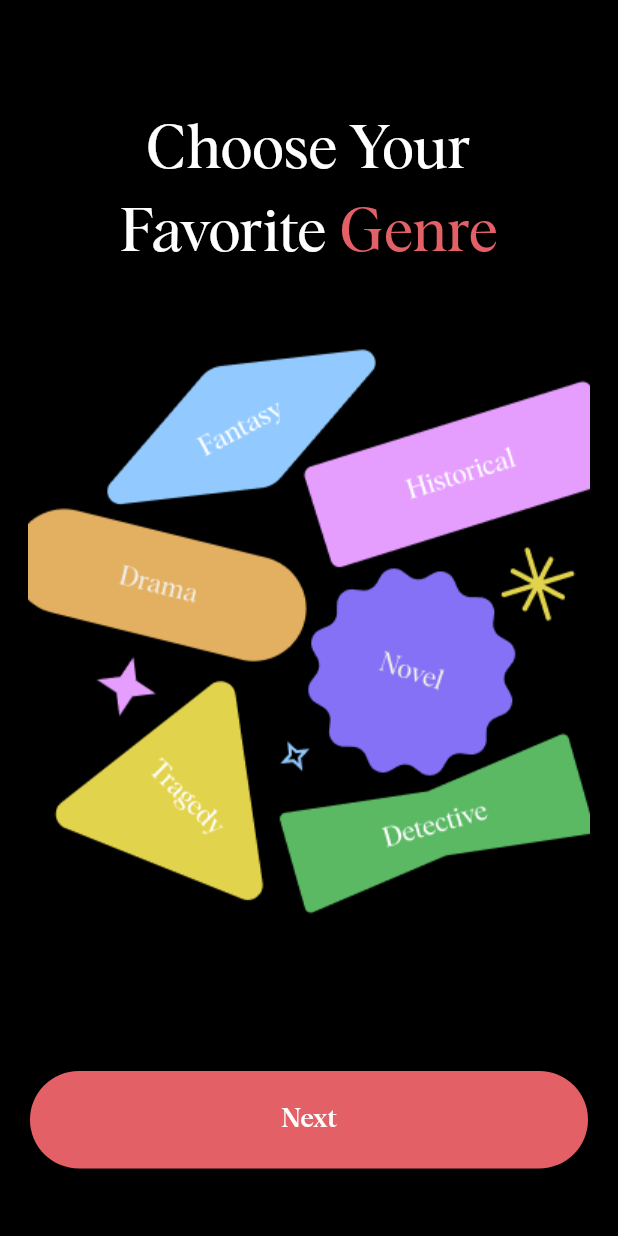
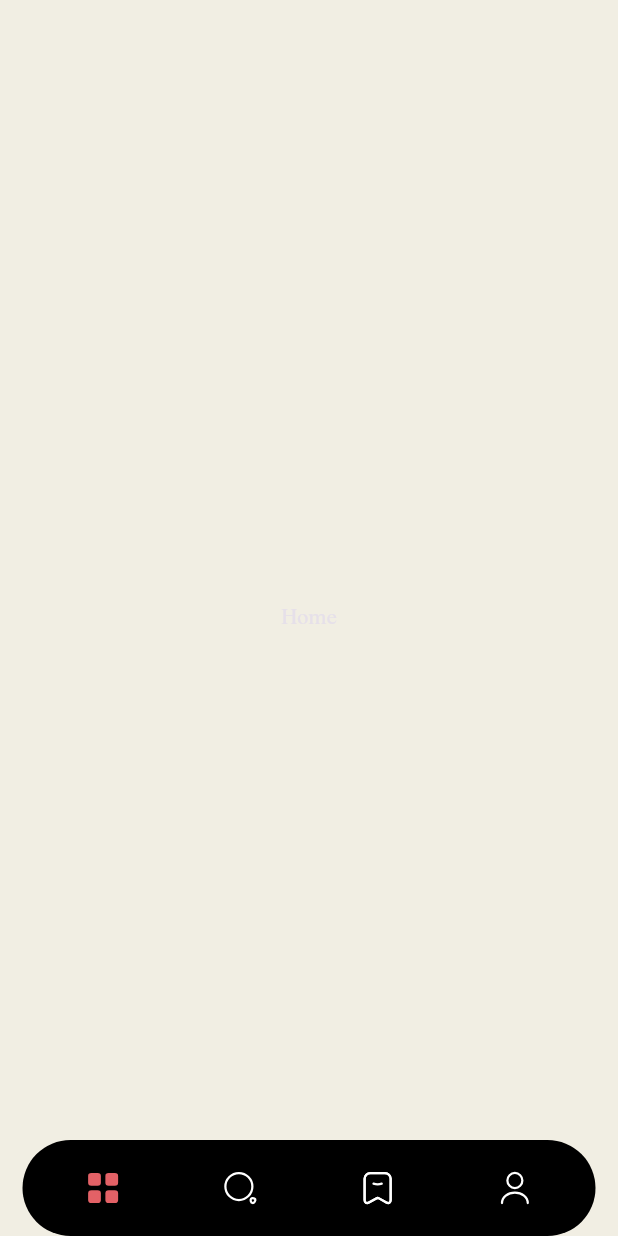
Before and after one commit to SherazAli-67/audio-book, a Flutter app: the screen it shows after launch, after a tap on "Next", on a phone screen of 412 x 824 dp. Run offline on Flutter 3.47's test engine with Material 3 defaults, Android fonts, the phone set to English and light mode, and no system bars; our stand-ins replace flutter_svg, go_router.

Commit message:
AudioBook app development
1. Main Menu and Navigation set

```diff
--- a/lib/core/app_colors.dart
+++ b/lib/core/app_colors.dart
@@ -2,4 +2,5 @@ import 'package:flutter/material.dart';
 
 class AppColors {
   static const primaryColor = Color(0xffE36166);
+  static const scaffoldBgColor = Color(0xffF1EEE3);
 }
--- a/lib/core/app_icons.dart
+++ b/lib/core/app_icons.dart
@@ -1,5 +1,10 @@
 class AppIcons {
   static const iconsPath = 'assets/icons/';
+
+  static const icHome ='${iconsPath}ic_home.svg';
+  static const icSearch ='${iconsPath}ic_search.svg';
+  static const icBookmark ='${iconsPath}ic_bookmark.svg';
+  static const icProfile ='${iconsPath}ic_profile.svg';
 
 
   static const welcomeImg = '${iconsPath}welcome_screen_img.png';
--- a/lib/main.dart
+++ b/lib/main.dart
@@ -1,4 +1,5 @@
 import 'package:audio_book/constants/string_const.dart';
+import 'package:audio_book/core/app_colors.dart';
 import 'package:audio_book/router/app_router.dart';
 import 'package:flutter/material.dart';
 
@@ -16,7 +17,7 @@ class MyApp extends StatelessWidget {
       title: StringConst.appTitle,
       theme: ThemeData(
         brightness: .dark,
-        scaffoldBackgroundColor: Colors.black,
+        scaffoldBackgroundColor: AppColors.scaffoldBgColor,
         fontFamily: StringConst.appFontFamily
       ),
       routerConfig: router,
--- /dev/null
+++ b/lib/presentation/screens/main_menu_page.dart
@@ -0,0 +1,47 @@
+import 'package:audio_book/router/app_router.dart';
+import 'package:flutter/material.dart';
+import 'package:flutter_svg/svg.dart';
+import 'package:go_router/go_router.dart';
+import '../../core/app_colors.dart';
+import '../../core/app_icons.dart';
+
+class MainMenuPage extends StatelessWidget {
+  const MainMenuPage({super.key, required this.navigationShell});
+  final StatefulNavigationShell navigationShell;
+
+  @override
+  Widget build(BuildContext context) {
+    return Scaffold(
+        body: SafeArea(child: Stack(
+          children: [
+            navigationShell,
+            Positioned(
+              bottom: 0,
+              right: 15,
+              left: 15,
+              child: Container(
+                decoration: BoxDecoration(
+                  borderRadius: .circular(99),
+                  color: Colors.black
+                ),
+                padding: .all(8),
+                child: Row(
+                  children: [
+                    _buildBottomNavigationBarItemWidget(context, icon: AppIcons.icHome, index: 0),
+                    _buildBottomNavigationBarItemWidget(context,icon: AppIcons.icSearch, index: 1),
+                    _buildBottomNavigationBarItemWidget(context,icon: AppIcons.icBookmark, index: 2),
+                    _buildBottomNavigationBarItemWidget(context,icon: AppIcons.icProfile, index: 3),
+                  ],
+                ),
+              ),
+            )
+          ],
+        ))
+    );
+  }
+
+  Widget _buildBottomNavigationBarItemWidget(BuildContext context, {required String icon,required int index,}) => Expanded(child: IconButton(
+      onPressed: ()=> navigationShell.goBranch(index),
+      icon: SvgPicture.asset(icon, colorFilter: .mode(index == navigationShell.currentIndex ? AppColors.primaryColor : Colors.white, .srcIn), height: 24, width: 24,)));
+
+}
--- a/lib/presentation/screens/welcome_screen.dart
+++ b/lib/presentation/screens/welcome_screen.dart
@@ -2,7 +2,11 @@ import 'package:audio_book/constants/string_const.dart';
 import 'package:audio_book/core/app_colors.dart';
 import 'package:audio_book/core/app_icons.dart';
 import 'package:audio_book/core/app_textstyles.dart';
+import 'package:audio_book/router/app_router.dart';
 import 'package:flutter/material.dart';
+import 'package:go_router/go_router.dart';
+
+import '../widgets/primary_btn.dart';
 
 class WelcomeScreen extends StatelessWidget{
   const WelcomeScreen({super.key});
@@ -10,6 +14,7 @@ class WelcomeScreen extends StatelessWidget{
   @override
   Widget build(BuildContext context) {
     return Scaffold(
+      backgroundColor: Colors.black,
       body: Padding(
         padding: const .only(top: 73.0),
         child: Column(
@@ -33,7 +38,7 @@ class WelcomeScreen extends StatelessWidget{
             Container(
               width: .infinity,
               margin: .symmetric(horizontal: 20, vertical: 45),
-              child: ElevatedButton(onPressed: (){}, child: Text("Next", style: AppTextStyles.btnTextStyle,), style: ElevatedButton.styleFrom(backgroundColor: AppColors.primaryColor, padding: .symmetric(vertical: 19.5)),),
+              child: PrimaryBtn(btnText: "Next", onTap: ()=> context.push(NamedRoutes.home.routeName),),
             )
           ],
         ),
--- a/lib/router/app_router.dart
+++ b/lib/router/app_router.dart
@@ -1,15 +1,40 @@
 import 'package:audio_book/presentation/screens/welcome_screen.dart';
+import 'package:flutter/cupertino.dart';
 import 'package:go_router/go_router.dart';
+
+import '../presentation/screens/main_menu_page.dart';
 
 GoRouter router = GoRouter(
   initialLocation: NamedRoutes.welcome.routeName,
   routes: [
-    GoRoute(path: NamedRoutes.welcome.routeName, builder: (_, state)=> WelcomeScreen())
+    GoRoute(path: NamedRoutes.welcome.routeName, builder: (_, state)=> WelcomeScreen()),
+    StatefulShellRoute.indexedStack(
+        branches: [
+          StatefulShellBranch(routes: [
+            GoRoute(path: NamedRoutes.home.routeName, builder: (_, _)=> Center(child: Text("Home"),))
+          ]),
+          StatefulShellBranch(routes: [
+            GoRoute(path: NamedRoutes.search.routeName, builder: (_, _)=> Center(child: Text("Search"),))
+          ]),
+          StatefulShellBranch(routes: [
+            GoRoute(path: NamedRoutes.bookmark.routeName, builder: (_, _)=> Center(child: Text("Profile Screen"),))
+          ]),
+          StatefulShellBranch(routes: [
+            GoRoute(path: NamedRoutes.profile.routeName, builder: (_, _)=> Center(child: Text("Profile Screen"),))
+          ]),
+
+        ],
+        builder: (ctx, state, navigationShell) => MainMenuPage(navigationShell: navigationShell)),
   ],
 );
 
 enum NamedRoutes {
-  welcome('/welcome');
+  welcome('/welcome'),
+  home('/home'),
+  search('/search'),
+  bookmark('/bookmark'),
+  profile('/profile')
+  ;
 
   final String routeName;
   const NamedRoutes(this.routeName);
--- a/pubspec.yaml
+++ b/pubspec.yaml
@@ -35,6 +35,7 @@ dependencies:
   # Use with the CupertinoIcons class for iOS style icons.
   cupertino_icons: ^1.0.8
   go_router: ^17.5.0
+  flutter_svg: ^2.3.0
 
 dev_dependencies:
   flutter_test:
```
Also changed, not shown: lib/presentation/screens/home_screen.dart (added, +10 -0 lines), lib/presentation/widgets/primary_btn.dart (added, +18 -0 lines), pubspec.lock.
